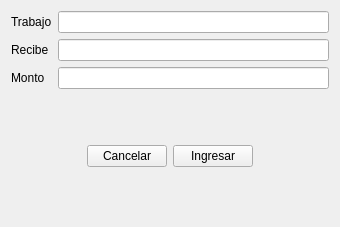
Old version of the form views/Views ui/paymentWorkUI.ui in the repository ValenDD/Desktop_app_mechanical_workshop.
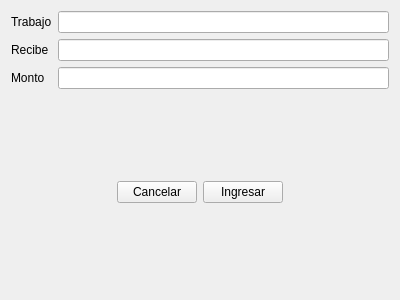
New version of the form.

What changed in the file:
```diff
--- a/views/Views ui/paymentWorkUI.ui
+++ b/views/Views ui/paymentWorkUI.ui
@@ -6,8 +6,8 @@
    <rect>
     <x>0</x>
     <y>0</y>
-    <width>340</width>
-    <height>227</height>
+    <width>400</width>
+    <height>300</height>
    </rect>
   </property>
   <property name="windowTitle">
```
